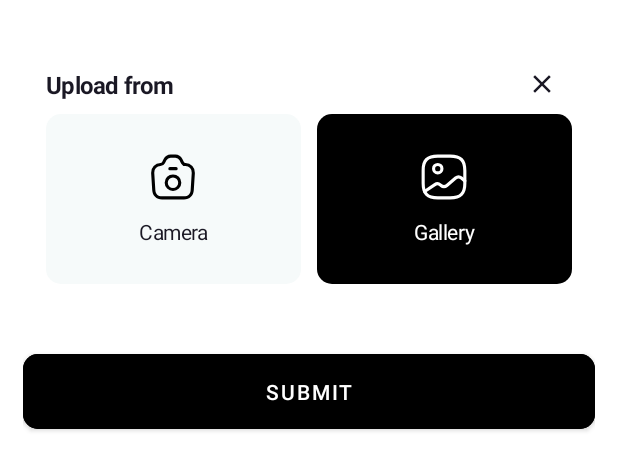
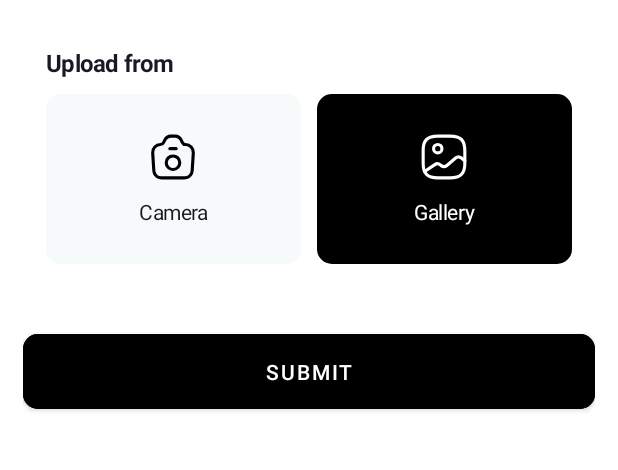
Before and after one commit to manishchd/ImagePicker, an Android app: the layout media_picker.xml on its own in the app's theme, with its tools: preview values and no code run, on a phone screen of 412 x 824 dp. Shown: the top 470 px of the screen. Run offline under Robolectric (Android 15) with nearby library versions, the phone set to English and light mode, and no system bars.

Commit message:
Base Added

```diff
--- a/app/src/main/AndroidManifest.xml
+++ b/app/src/main/AndroidManifest.xml
@@ -1,6 +1,8 @@
 <?xml version="1.0" encoding="utf-8"?>
 <manifest xmlns:android="http://schemas.android.com/apk/res/android"
-    xmlns:tools="http://schemas.android.com/tools">
+    xmlns:tools="http://schemas.android.com/tools"
+    package="com.manish"
+    >
 
     <application
         android:allowBackup="true"
--- /dev/null
+++ b/app/src/main/java/com/manish/enums/ChooseFrom.kt
@@ -0,0 +1,5 @@
+package com.manish.enums
+
+enum class ChooseFrom(val value: Int) {
+    CAMERA(1), GALLERY(2), BOTH_CAMERA_AND_GALLERY(3),
+}
--- a/app/src/main/res/layout/home.xml
+++ b/app/src/main/res/layout/home.xml
@@ -25,11 +25,13 @@
         <com.google.android.material.button.MaterialButton
             android:id="@+id/btSubmit"
             android:layout_width="match_parent"
+            style="@style/ShapeAppearanceOverlay.Material3.Button"
             android:layout_height="wrap_content"
-            android:backgroundTint="@color/material_dynamic_primary0"
+            android:backgroundTint="@android:color/black"
             android:paddingVertical="15dp"
             android:text="Submit"
-            app:cornerRadius="10dp" />
+            app:cornerRadius="10dp"
+      />
 
 
     </LinearLayout>
--- a/app/src/main/res/layout/media_picker.xml
+++ b/app/src/main/res/layout/media_picker.xml
@@ -39,9 +39,8 @@
                 android:textColor="#1a1824"
                 android:textSize="16sp"
                 android:textStyle="bold"
-                app:layout_constraintBottom_toBottomOf="@id/ivCross"
                 app:layout_constraintStart_toStartOf="parent"
-                app:layout_constraintTop_toTopOf="@id/ivCross"
+                app:layout_constraintTop_toTopOf="parent"
                 tools:text="Upload from" />
 
             <androidx.appcompat.widget.AppCompatImageView
@@ -51,6 +50,7 @@
                 android:layout_marginTop="5dp"
                 android:padding="10dp"
                 android:tint="#1a1824"
+                android:visibility="gone"
                 app:layout_constraintEnd_toEndOf="parent"
                 app:layout_constraintTop_toTopOf="parent"
                 app:srcCompat="@drawable/ic_cross" />
@@ -59,6 +59,7 @@
                 android:id="@+id/tvCameraPick"
                 android:layout_width="0dp"
                 android:layout_height="wrap_content"
+                android:layout_marginTop="10dp"
                 android:layout_marginEnd="5dp"
                 android:background="@drawable/bg_fill_round"
                 android:backgroundTint="#f6fafa"
@@ -74,15 +75,16 @@
                 android:textStyle="normal"
                 app:layout_constraintEnd_toStartOf="@id/tvGalleryPick"
                 app:layout_constraintStart_toStartOf="parent"
-                app:layout_constraintTop_toBottomOf="@id/ivCross" />
+                app:layout_constraintTop_toBottomOf="@id/uploadFrom" />
 
             <androidx.appcompat.widget.AppCompatTextView
                 android:id="@+id/tvGalleryPick"
                 android:layout_width="0dp"
                 android:layout_height="wrap_content"
                 android:layout_marginStart="5dp"
+                android:layout_marginTop="10dp"
                 android:background="@drawable/bg_fill_round"
-                android:backgroundTint="@color/material_dynamic_primary0"
+                android:backgroundTint="@android:color/black"
                 android:drawableTop="@drawable/ic_gallery"
                 android:drawablePadding="10dp"
                 android:gravity="center"
@@ -95,7 +97,7 @@
                 android:textStyle="normal"
                 app:layout_constraintEnd_toEndOf="parent"
                 app:layout_constraintStart_toEndOf="@id/tvCameraPick"
-                app:layout_constraintTop_toBottomOf="@id/ivCross" />
+                app:layout_constraintTop_toBottomOf="@id/uploadFrom" />
 
         </androidx.constraintlayout.widget.ConstraintLayout>
 
@@ -106,9 +108,10 @@
 
             <com.google.android.material.button.MaterialButton
                 android:id="@+id/btSubmit"
+                style="@style/ShapeAppearanceOverlay.Material3.Button"
                 android:layout_width="match_parent"
                 android:layout_height="match_parent"
-                android:backgroundTint="@color/material_dynamic_primary0"
+                android:backgroundTint="@android:color/black"
                 android:paddingVertical="15dp"
                 android:text="Submit"
                 app:cornerRadius="10dp" />
```
Also changed, not shown: app/src/main/java/com/manish/enums/MediaType.kt (added, +12 -0 lines), app/src/main/java/com/manish/interfaces/IMediaResult.kt (added, +10 -0 lines), app/src/main/java/com/manish/ui/bottomsheets/MMediaPicker.kt (added, +95 -0 lines), app/src/main/java/com/manish/ui/bottomsheets/MediaPicker.kt (deleted, +0 -28 lines), app/src/main/java/com/manish/ui/fragment/Home.kt (+19 -3 lines), app/src/main/res/navigation/nav_graph.xml (+4 -4 lines).
